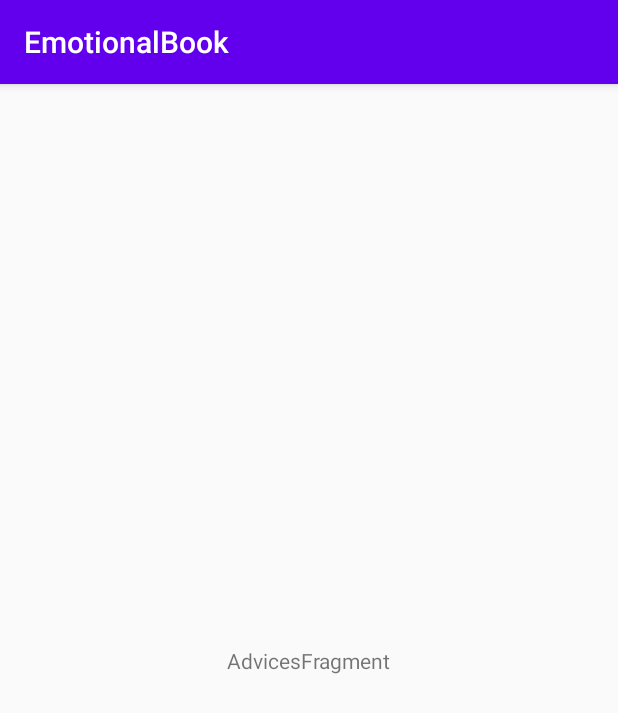
After one commit to Domenico2299/EmotionalBook, an Android app: the AdvicesActivity screen opened directly, with no data from a screen before it, on a phone screen of 412 x 824 dp. The commit adds this screen. Shown: the top 713 px of the screen. Run offline under Robolectric (Android 15) with nearby library versions, the phone set to English and light mode, and no system bars.

Commit message:
Creato scheletro activities+fragments

```diff
--- a/app/build.gradle
+++ b/app/build.gradle
@@ -28,6 +28,8 @@ dependencies {
 
     implementation 'androidx.appcompat:appcompat:1.1.0'
     implementation 'androidx.constraintlayout:constraintlayout:1.1.3'
+    implementation 'androidx.lifecycle:lifecycle-extensions:2.0.0'
+    implementation 'androidx.legacy:legacy-support-v4:1.0.0'
     testImplementation 'junit:junit:4.12'
     androidTestImplementation 'androidx.test.ext:junit:1.1.1'
     androidTestImplementation 'androidx.test.espresso:espresso-core:3.2.0'
--- a/app/src/main/AndroidManifest.xml
+++ b/app/src/main/AndroidManifest.xml
@@ -9,6 +9,8 @@
         android:roundIcon="@mipmap/ic_launcher_round"
         android:supportsRtl="true"
         android:theme="@style/AppTheme">
+        <activity android:name=".StatisticsActivity"></activity>
+        <activity android:name=".AdvicesActivity" />
         <activity android:name=".MainActivity">
             <intent-filter>
                 <action android:name="android.intent.action.MAIN" />
--- /dev/null
+++ b/app/src/main/java/com/example/emotionalbook/AdvicesActivity.java
@@ -0,0 +1,21 @@
+package com.example.emotionalbook;
+
+import androidx.appcompat.app.AppCompatActivity;
+
+import android.os.Bundle;
+
+import com.example.emotionalbook.ui.advices.AdvicesFragment;
+
+public class AdvicesActivity extends AppCompatActivity {
+
+    @Override
+    protected void onCreate(Bundle savedInstanceState) {
+        super.onCreate(savedInstanceState);
+        setContentView(R.layout.advices_activity);
+        if (savedInstanceState == null) {
+            getSupportFragmentManager().beginTransaction()
+                    .replace(R.id.container, AdvicesFragment.newInstance())
+                    .commitNow();
+        }
+    }
+}
--- /dev/null
+++ b/app/src/main/java/com/example/emotionalbook/ui/advices/AdvicesFragment.java
@@ -0,0 +1,39 @@
+package com.example.emotionalbook.ui.advices;
+
+import androidx.lifecycle.ViewModelProviders;
+
+import android.os.Bundle;
+
+import androidx.annotation.NonNull;
+import androidx.annotation.Nullable;
+import androidx.fragment.app.Fragment;
+
+import android.view.LayoutInflater;
+import android.view.View;
+import android.view.ViewGroup;
+
+import com.example.emotionalbook.R;
+
+public class AdvicesFragment extends Fragment {
+
+    private AdvicesViewModel mViewModel;
+
+    public static AdvicesFragment newInstance() {
+        return new AdvicesFragment();
+    }
+
+    @Nullable
+    @Override
+    public View onCreateView(@NonNull LayoutInflater inflater, @Nullable ViewGroup container,
+                             @Nullable Bundle savedInstanceState) {
+        return inflater.inflate(R.layout.advices_fragment, container, false);
+    }
+
+    @Override
+    public void onActivityCreated(@Nullable Bundle savedInstanceState) {
+        super.onActivityCreated(savedInstanceState);
+        mViewModel = ViewModelProviders.of(this).get(AdvicesViewModel.class);
+        // TODO: Use the ViewModel
+    }
+
+}
--- /dev/null
+++ b/app/src/main/java/com/example/emotionalbook/ui/advices/AdvicesViewModel.java
@@ -0,0 +1,7 @@
+package com.example.emotionalbook.ui.advices;
+
+import androidx.lifecycle.ViewModel;
+
+public class AdvicesViewModel extends ViewModel {
+    // TODO: Implement the ViewModel
+}
--- /dev/null
+++ b/app/src/main/res/layout/advices_activity.xml
@@ -0,0 +1,7 @@
+<?xml version="1.0" encoding="utf-8"?>
+<FrameLayout xmlns:android="http://schemas.android.com/apk/res/android"
+    xmlns:tools="http://schemas.android.com/tools"
+    android:id="@+id/container"
+    android:layout_width="match_parent"
+    android:layout_height="match_parent"
+    tools:context=".AdvicesActivity" />
--- /dev/null
+++ b/app/src/main/res/layout/advices_fragment.xml
@@ -0,0 +1,20 @@
+<?xml version="1.0" encoding="utf-8"?>
+<androidx.constraintlayout.widget.ConstraintLayout xmlns:android="http://schemas.android.com/apk/res/android"
+    xmlns:app="http://schemas.android.com/apk/res-auto"
+    xmlns:tools="http://schemas.android.com/tools"
+    android:id="@+id/advices"
+    android:layout_width="match_parent"
+    android:layout_height="match_parent"
+    tools:context=".ui.advices.AdvicesFragment">
+
+    <TextView
+        android:id="@+id/message"
+        android:layout_width="wrap_content"
+        android:layout_height="wrap_content"
+        android:text="AdvicesFragment"
+        app:layout_constraintBottom_toBottomOf="parent"
+        app:layout_constraintEnd_toEndOf="parent"
+        app:layout_constraintStart_toStartOf="parent"
+        app:layout_constraintTop_toTopOf="parent" />
+
+</androidx.constraintlayout.widget.ConstraintLayout>
```
Also changed, not shown: app/src/main/java/com/example/emotionalbook/MainActivity.java (+14 -0 lines), app/src/main/java/com/example/emotionalbook/StatisticsActivity.java (added, +14 -0 lines), app/src/main/java/com/example/emotionalbook/ui/advices/AdvicesFragment2.java (added, +38 -0 lines), app/src/main/java/com/example/emotionalbook/ui/advices/AdvicesFragment2ViewModel.java (added, +7 -0 lines), app/src/main/res/layout/activity_main.xml (+12 -0 lines), app/src/main/res/layout/activity_statistics.xml (added, +9 -0 lines), app/src/main/res/layout/advices_fragment2.xml (added, +13 -0 lines).
